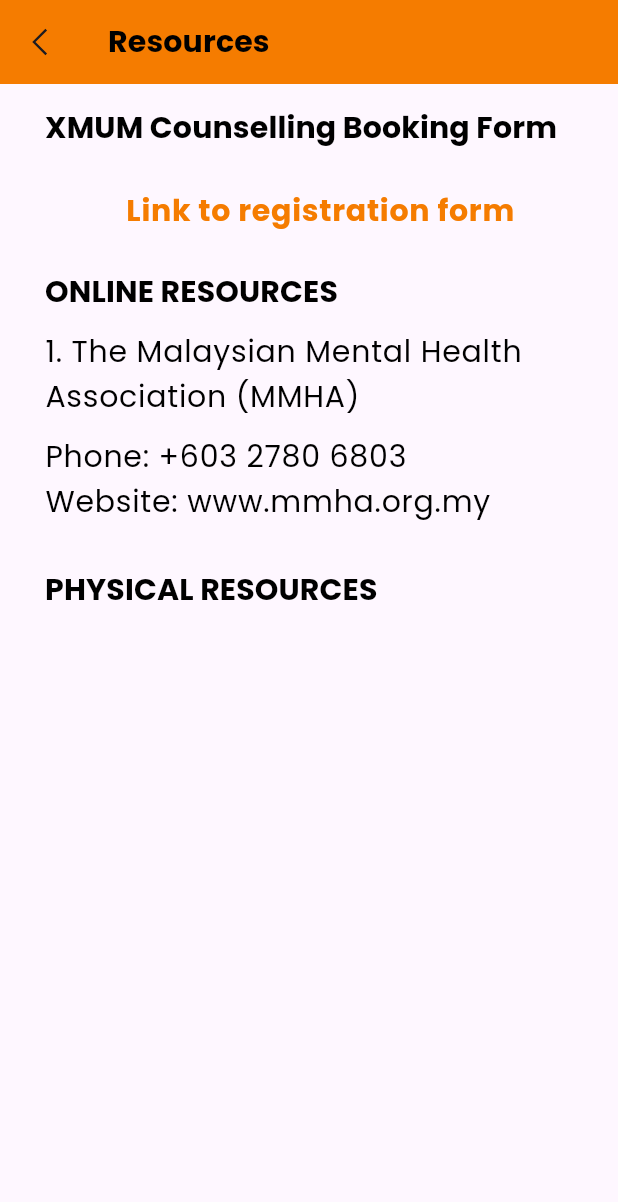
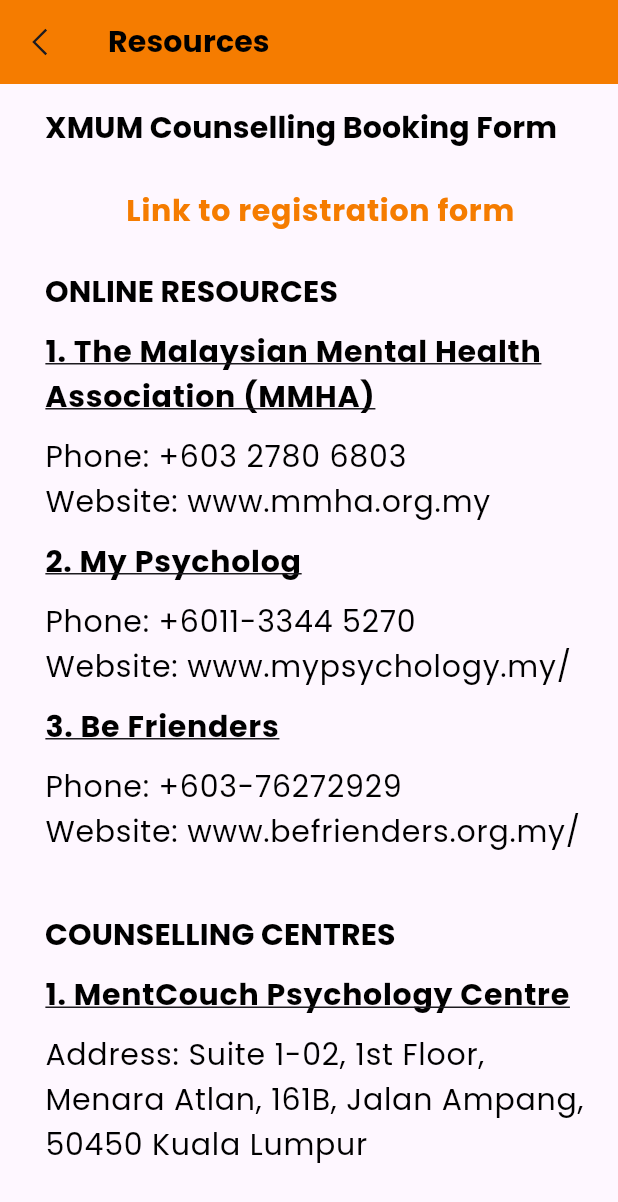
Before and after one commit to jiahui-1251/SunEase-Mental-Health-Application, a Flutter app: the ResourcesScreen screen opened directly, on a phone screen of 412 x 824 dp. Shown: the top 1202 px of the screen. Run offline on Flutter 3.47's test engine with Material 3 defaults, Android fonts, the phone set to English and light mode, and no system bars; our stand-ins replace cloud_firestore, firebase_auth, firebase_core, flutter_otp_text_field, get, google_fonts and 5 more; accounts and stored records are empty.

Commit message:
url link update

```diff
--- a/lib/src/constants/text_strings.dart
+++ b/lib/src/constants/text_strings.dart
@@ -75,7 +75,7 @@ const String tMeditation = "Meditation";
 const String tResources = "Resources";
 const String tXMUMCounselling = "XMUM Counselling Booking Form";
 const String tOnlineResources = "ONLINE RESOURCES";
-const String tPhysicalResources = "PHYSICAL RESOURCES";
+const String tCounsellingCentres = "COUNSELLING CENTRES";
 
 //Daily Challenges Screen
 const String tDailyChallenges = "Daily Challenges";
--- a/lib/src/features/authentication/screens/resources/resources_screen.dart
+++ b/lib/src/features/authentication/screens/resources/resources_screen.dart
@@ -67,6 +67,7 @@ class ResourcesScreen extends StatelessWidget {
                         children: [
                           Text(
                             tOnlineResources,
+
                             style: Theme.of(context).textTheme.titleSmall,
                             maxLines: 1,
                             overflow: TextOverflow.ellipsis,
@@ -74,7 +75,10 @@ class ResourcesScreen extends StatelessWidget {
                           const SizedBox(height: 10),
                           Text(
                             "1. The Malaysian Mental Health \nAssociation (MMHA)",
-                            style: Theme.of(context).textTheme.bodyLarge,
+                            style: Theme.of(context).textTheme.bodyLarge?.copyWith(
+                              fontWeight: FontWeight.bold,
+                              decoration: TextDecoration.underline,
+                            ),
                             overflow: TextOverflow.ellipsis,
                           ),
                           const SizedBox(height: 10),
@@ -83,16 +87,75 @@ class ResourcesScreen extends StatelessWidget {
                             style: Theme.of(context).textTheme.bodyLarge,
                             textAlign: TextAlign.left,
                           ),
+
+                          SizedBox(height: tFormHeight - 20),
+
+                          Text(
+                            "2. My Psycholog",
+                            style: Theme.of(context).textTheme.bodyLarge?.copyWith(
+                              fontWeight: FontWeight.bold,
+                              decoration: TextDecoration.underline,
+                            ),
+                            overflow: TextOverflow.ellipsis,
+                          ),
+                          const SizedBox(height: 10),
+                          Text(
+                            "Phone: +6011-3344 5270\nWebsite: www.mypsychology.my/",
+                            style: Theme.of(context).textTheme.bodyLarge,
+                            textAlign: TextAlign.left,
+                          ),
+
+                          SizedBox(height: tFormHeight - 20),
+
+                          Text(
+                            "3. Be Frienders",
+                            style: Theme.of(context).textTheme.bodyLarge?.copyWith(
+                              fontWeight: FontWeight.bold,
+                              decoration: TextDecoration.underline,
+                            ),
+                            overflow: TextOverflow.ellipsis,
+                          ),
+                          const SizedBox(height: 10),
+                          Text(
+                            "Phone: +603-76272929 \nWebsite: www.befrienders.org.my/",
+                            style: Theme.of(context).textTheme.bodyLarge,
+                            textAlign: TextAlign.left,
+                          )
                         ],
                       ),
                     ),
+
+                    const SizedBox(height: tFormHeight - 20),
                     Padding(
                       padding: EdgeInsets.all(15.0),
-                      child: Text(
-                        tPhysicalResources,
-                        style: Theme.of(context).textTheme.titleSmall,
-                        maxLines: 1,
-                        overflow: TextOverflow.ellipsis,
+                      child: Column(
+                        crossAxisAlignment: CrossAxisAlignment.start,
+                        children: [
+                          Text(
+                            tCounsellingCentres,
+                            style: Theme.of(context).textTheme.titleSmall,
+                            maxLines: 1,
+                            overflow: TextOverflow.ellipsis,
+                          ),
+                          const SizedBox(height: 10),
+                          Text(
+                            "1. MentCouch Psychology Centre",
+                            style: Theme.of(context).textTheme.bodyLarge?.copyWith(
+                              fontWeight: FontWeight.bold,
+                              decoration: TextDecoration.underline,
+                            ),
+                            overflow: TextOverflow.ellipsis,
+                          ),
+                          const SizedBox(height: 10),
+                          Text(
+                            "Address: Suite 1-02, 1st Floor, Menara Atlan, 161B, Jalan Ampang, 50450 Kuala Lumpur",
+                            style: Theme.of(context).textTheme.bodyLarge,
+                            textAlign: TextAlign.left,
+                          ),
+
+                          SizedBox(height: tFormHeight - 20),
+
+                        ],
                       ),
                     ),
                   ],
```
